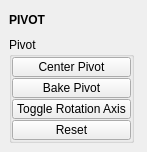
This is tentacle/ui/pivot.ui in m3trik/tentacle as Qt 5 draws it before an edit. The edited form follows.
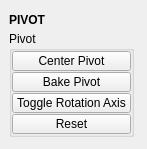
This is the edited form. Custom widgets are drawn as their Qt base class.

```diff
--- a/tentacle/ui/pivot.ui
+++ b/tentacle/ui/pivot.ui
@@ -10,7 +10,7 @@
     <x>0</x>
     <y>0</y>
     <width>147</width>
-    <height>146</height>
+    <height>149</height>
    </rect>
   </property>
   <property name="minimumSize">
@@ -40,6 +40,11 @@
   <widget class="QWidget" name="central_widget">
    <layout class="QVBoxLayout" name="verticalLayout_3">
     <item>
+     <layout class="QVBoxLayout" name="verticalLayout">
+      <property name="spacing">
+       <number>0</number>
+      </property>
+      <item>
      <widget class="DraggableHeader" name="draggableHeader">
       <property name="minimumSize">
        <size>
@@ -65,11 +70,6 @@
      </widget>
     </item>
     <item>
-     <layout class="QVBoxLayout" name="verticalLayout">
-      <property name="spacing">
-       <number>0</number>
-      </property>
-      <item>
        <widget class="QGroupBox" name="Pivot">
         <property name="enabled">
          <bool>true</bool>
```
Left out of the diff: 2 changed lines with no effect on the pictures. Lines whose indentation alone changed are shown as unchanged.
